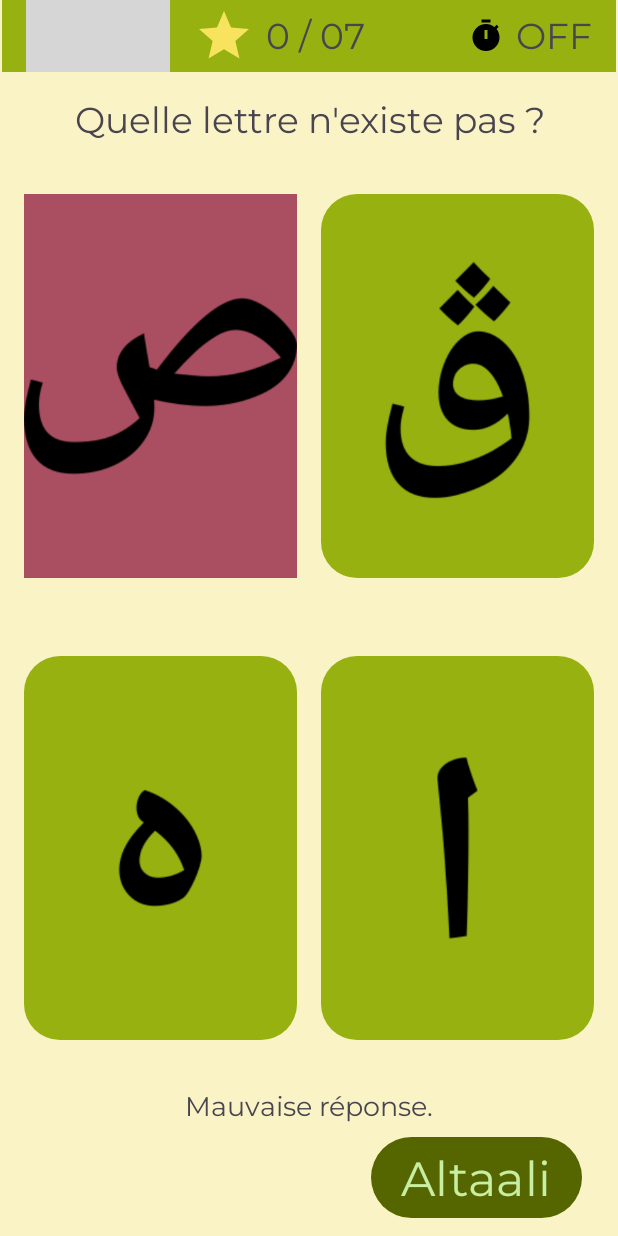
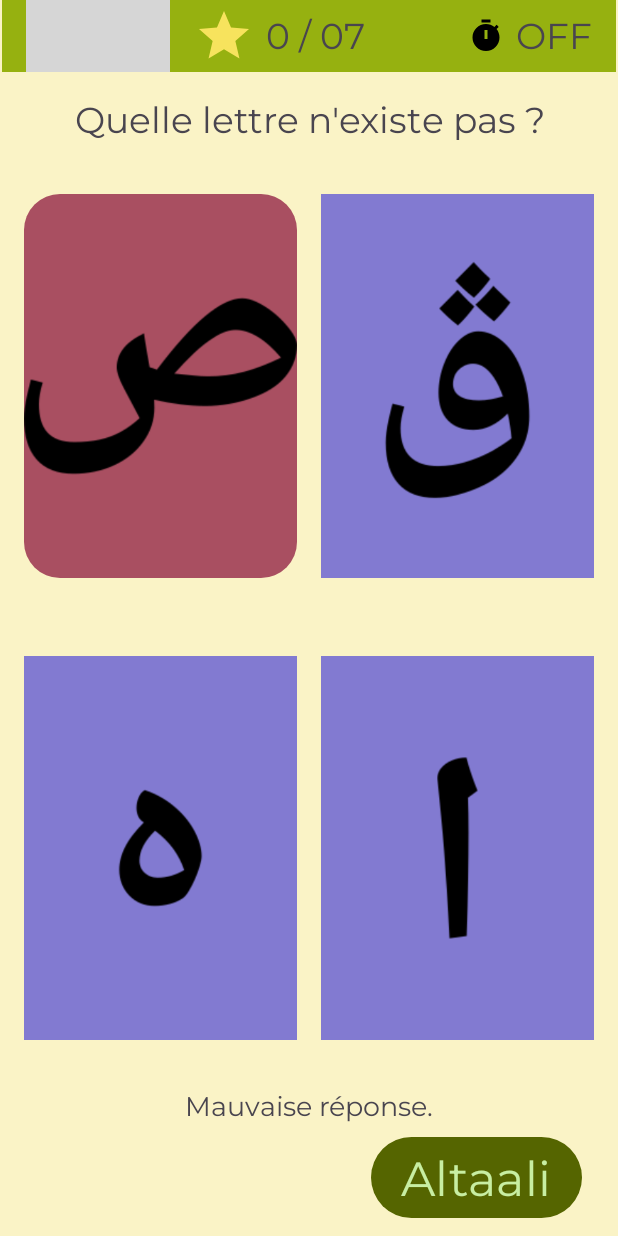
Before and after one commit to Deblak/AppDaadScol, an Android app: the StartIntruFacile screen opened directly, with no data from a screen before it, after a tap on "Reponse A", on a phone screen of 412 x 824 dp. Run offline under Robolectric (Android 15) with nearby library versions, the phone set to English and light mode, and no system bars; grey boxes are pictures that could not be loaded.

Commit message:
Fin quiz 'chercher intru'et game over. Création de ressources xml pour modifier la couleur des images boutons au click.

```diff
--- a/app/src/main/java/fr/doranco/flash/ui/quiz/intru/StartIntruBaseActivity.java
+++ b/app/src/main/java/fr/doranco/flash/ui/quiz/intru/StartIntruBaseActivity.java
@@ -146,6 +146,9 @@ public abstract class StartIntruBaseActivity extends AppCompatActivity {
      */
     protected void generateIntruQuiz(int index) {
 
+        // Mémoriser l'ID de la bonne réponse avant de mélanger la liste
+        int correctAnswerId = intruList.get(0);
+
         Collections.shuffle(intruList);
         Collections.shuffle(optionList);
 
@@ -160,6 +163,27 @@ public abstract class StartIntruBaseActivity extends AppCompatActivity {
         imgBtn_Intru2.setImageResource(answerList.get(1));
         imgBtn_Intru3.setImageResource(answerList.get(2));
         imgBtn_Intru4.setImageResource(answerList.get(3));
+
+        // Stocker l'ID de la bonne réponse dans les tags des boutons pour la récupérer plus tard
+        imgBtn_Intru1.setTag(answerList.get(0));
+        imgBtn_Intru2.setTag(answerList.get(1));
+        imgBtn_Intru3.setTag(answerList.get(2));
+        imgBtn_Intru4.setTag(answerList.get(3));
+
+        // Rétablir la couleur d'origine des boutons
+        imgBtn_Intru1.setBackgroundColor(R.drawable.round_image_btn);
+        imgBtn_Intru2.setBackgroundColor(R.drawable.round_image_btn);
+        imgBtn_Intru3.setBackgroundColor(R.drawable.round_image_btn);
+        imgBtn_Intru4.setBackgroundColor(R.drawable.round_image_btn);
+
+        // Réactiver les boutons
+        imgBtn_Intru1.setEnabled(true);
+        imgBtn_Intru2.setEnabled(true);
+        imgBtn_Intru3.setEnabled(true);
+        imgBtn_Intru4.setEnabled(true);
+
+        // Réinitialiser le texte de réponse
+        quizIntru_tvResult.setText("");
     }
 
     /**
@@ -168,10 +192,10 @@ public abstract class StartIntruBaseActivity extends AppCompatActivity {
      * @param view change de couleur et de visibilité.
      */
     public void nextQuestionIntru(View view) {
-        imgBtn_Intru1.setBackgroundColor(Color.parseColor("#341000"));
-        imgBtn_Intru2.setBackgroundColor(Color.parseColor("#341000"));
-        imgBtn_Intru3.setBackgroundColor(Color.parseColor("#341000"));
-        imgBtn_Intru4.setBackgroundColor(Color.parseColor("#341000"));
+        imgBtn_Intru1.setBackgroundResource(R.drawable.round_image_btn);
+        imgBtn_Intru2.setBackgroundResource(R.drawable.round_image_btn);
+        imgBtn_Intru3.setBackgroundResource(R.drawable.round_image_btn);
+        imgBtn_Intru4.setBackgroundResource(R.drawable.round_image_btn);
         // Activer les bouttons
         imgBtn_Intru1.setEnabled(true);
         imgBtn_Intru2.setEnabled(true);
@@ -195,7 +219,6 @@ public abstract class StartIntruBaseActivity extends AppCompatActivity {
             // Sinon appeler startIntruQuiz()
             startIntruQuiz();
         }
-
     }
 
     /**
@@ -203,27 +226,22 @@ public abstract class StartIntruBaseActivity extends AppCompatActivity {
      */
     public void answerIntruSelected(View view) {
         // Change la couleur background des Button cliqués
-        view.setBackgroundColor(Color.parseColor("#8EAB12"));
+        view.setBackgroundResource(R.drawable.round_image_btn_true);
         // Désactive les 4 boutons.
         imgBtn_Intru1.setEnabled(false);
         imgBtn_Intru2.setEnabled(false);
         imgBtn_Intru3.setEnabled(false);
         imgBtn_Intru4.setEnabled(false);
-        // Au clique du boutton afficher le texte de réponse à l'utilisateur
-        int selectedImageId = ((ImageButton) view).getId();
-        // Et reccupérer la bonne réponse à la question actuelle de letterList en utilisant index
-        // comme position.
+        // Au clic du boutton afficher le texte de réponse à l'utilisateur
+        int selectedImageId = (int) view.getTag();
         int correctAnswerId = intruList.get(0);
-        // Compare answer et correctAnswer, c'est-à-dire la réponse sélectionnée par l'utilisateur
-        // et la bonne réponse à cette question.
         if (selectedImageId == correctAnswerId) {
             points++;
             intru_tvPoints.setText(points + " / 07");
             quizIntru_tvResult.setText("Bonne réponse !");
-
         } else {
             quizIntru_tvResult.setText("Mauvaise réponse.");
-            view.setBackgroundColor(Color.parseColor("#a94f61"));
+            view.setBackgroundResource(R.drawable.round_image_btn_false);
         }
     }
 
--- /dev/null
+++ b/app/src/main/res/drawable/round_image_btn_false.xml
@@ -0,0 +1,5 @@
+<?xml version="1.0" encoding="utf-8"?>
+<shape xmlns:android="http://schemas.android.com/apk/res/android">
+    <solid android:color="#a94f61" />
+    <corners android:radius="24dp"></corners>
+</shape>
--- /dev/null
+++ b/app/src/main/res/drawable/round_image_btn_true.xml
@@ -0,0 +1,5 @@
+<?xml version="1.0" encoding="utf-8"?>
+<shape xmlns:android="http://schemas.android.com/apk/res/android">
+    <solid android:color="#5cb85c" />
+    <corners android:radius="24dp"/>
+</shape>
```
Also changed, not shown: app/src/main/java/fr/doranco/flash/ui/quiz/intru/GameOverIntruActivity.java (+36 -1 lines), app/src/main/res/layout/activity_game_over_intru.xml (+72 -0 lines).
